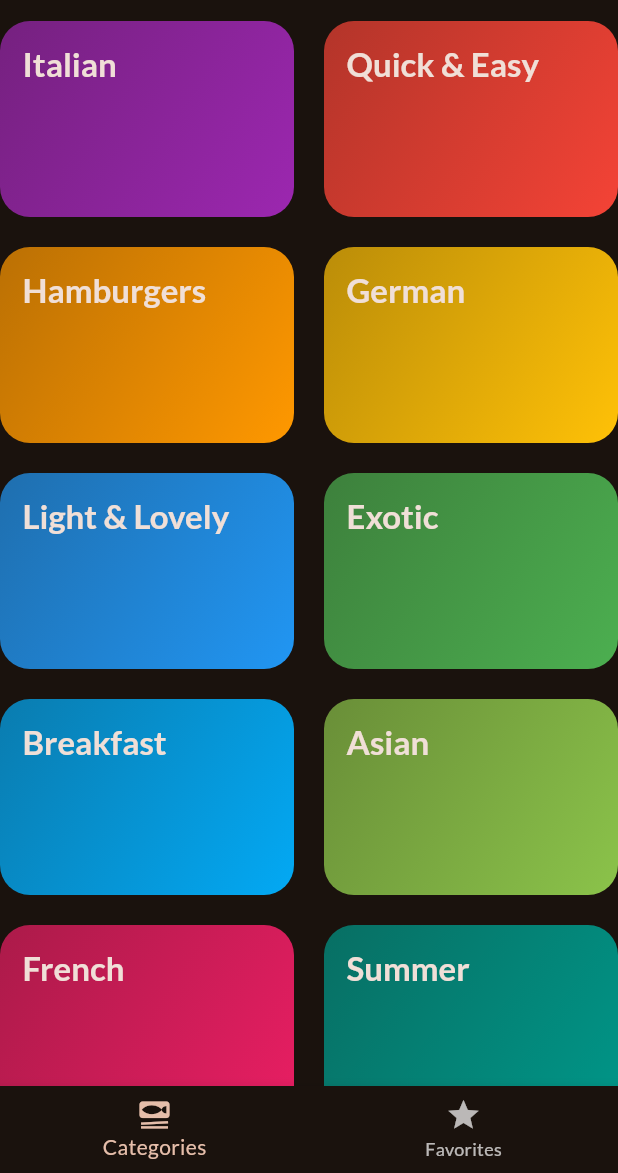
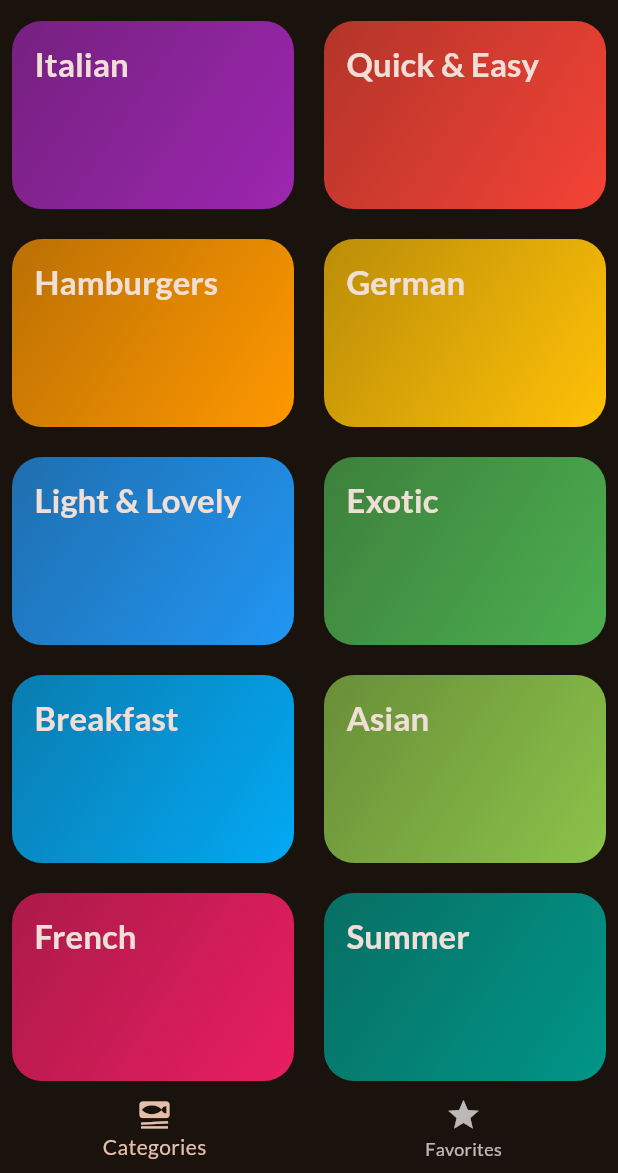
Before and after one commit to GhadeerHamed/flutter-meals-app, a Flutter app: the screen it shows after launch, on a phone screen of 412 x 824 dp, the part 63-1236 px from its top. Run offline on Flutter 3.47's test engine with Material 3 defaults, Android fonts, the phone set to English and light mode, and no system bars; our stand-ins replace google_fonts, transparent_image.

Commit message:
Refactor CategoriesScreen constructor for improved readability and consistency

```diff
--- a/lib/screens/categories.dart
+++ b/lib/screens/categories.dart
@@ -6,7 +6,11 @@ import 'package:meals_app/screens/meals.dart';
 import 'package:meals_app/widgets/category_grid_item.dart';
 
 class CategoriesScreen extends StatelessWidget {
-  const CategoriesScreen({super.key, required this.onToggleFavorite, required this.availableMeals});
+  const CategoriesScreen({
+    super.key,
+    required this.onToggleFavorite,
+    required this.availableMeals,
+  });
 
   final void Function(Meal meal) onToggleFavorite;
   final List<Meal> availableMeals;
@@ -30,6 +34,7 @@ class CategoriesScreen extends StatelessWidget {
   @override
   Widget build(BuildContext context) {
     return GridView(
+      padding: const EdgeInsets.fromLTRB(8, 0, 8, 0),
       gridDelegate: const SliverGridDelegateWithFixedCrossAxisCount(
         crossAxisCount: 2,
         childAspectRatio: 3 / 2,
```
